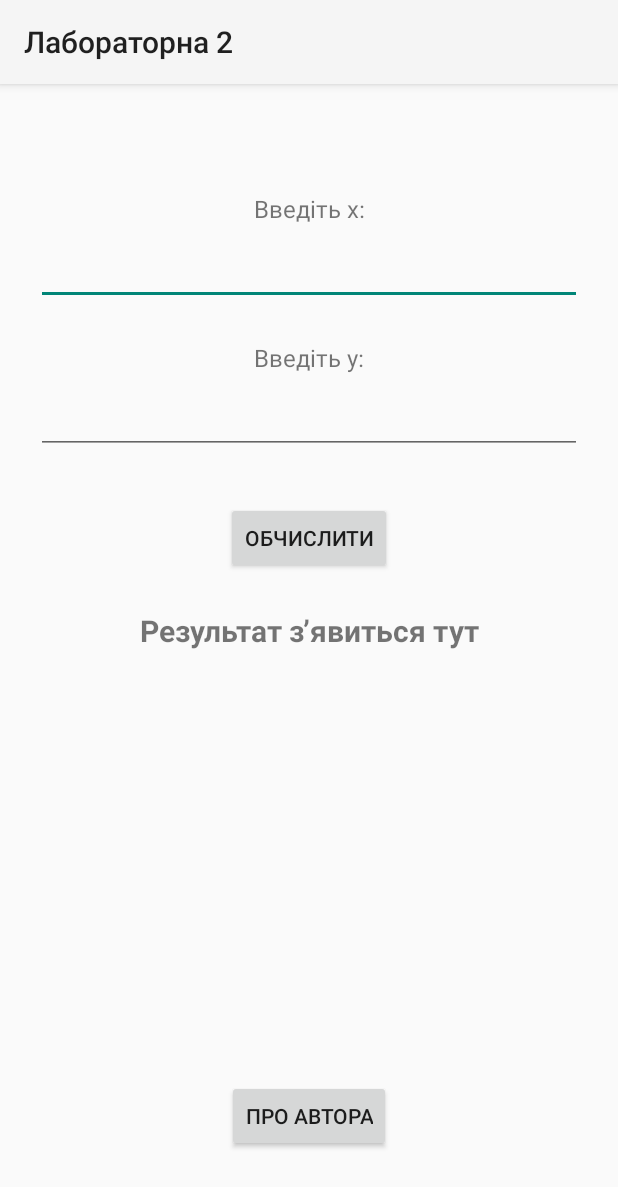
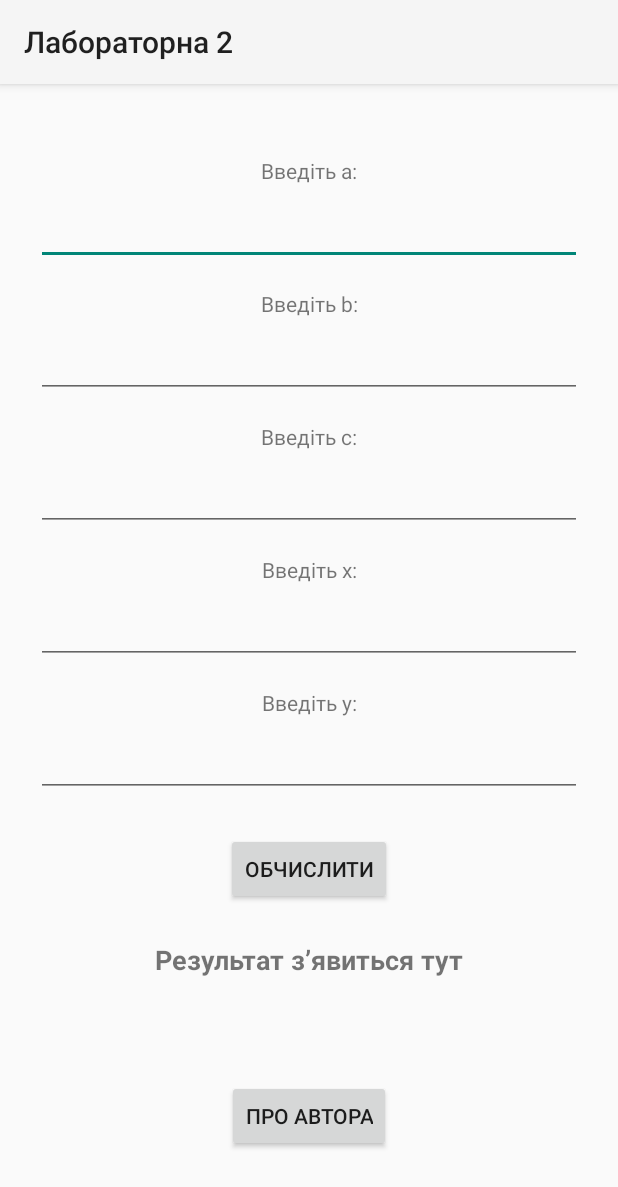
Before and after one commit to roman50021/NTU-Android-Studio, an Android app: the LR2Activity screen opened directly, with no data from a screen before it, after a tap on "ОБЧИСЛИТИ", on a phone screen of 412 x 824 dp. Shown: the top 1187 px of the screen. Run offline under Robolectric (Android 15) with nearby library versions, the phone set to English and light mode, and no system bars; libraries missing offline, so code that uses them is left out: com.example.lr1.

Commit message:
LR 2 fix

```diff
--- a/app/src/main/java/com/example/lr2/LR2Activity.java
+++ b/app/src/main/java/com/example/lr2/LR2Activity.java
@@ -14,20 +14,18 @@ import com.example.lr1.R;
 
 public class LR2Activity extends AppCompatActivity {
 
-    private EditText inputX, inputY;
+    private EditText inputA, inputB, inputC, inputX, inputY;
     private TextView resultText;
     private Button calculateButton, authorButton;
-
-    // Константи
-    private final double a = 5.0;
-    private final double b = 2.0;
-    private final double c = 1.0;
 
     @Override
     protected void onCreate(Bundle savedInstanceState) {
         super.onCreate(savedInstanceState);
         setContentView(R.layout.lr2);
 
+        inputA = findViewById(R.id.inputA);
+        inputB = findViewById(R.id.inputB);
+        inputC = findViewById(R.id.inputC);
         inputX = findViewById(R.id.inputX);
         inputY = findViewById(R.id.inputY);
         resultText = findViewById(R.id.resultText);
@@ -51,41 +49,39 @@ public class LR2Activity extends AppCompatActivity {
 
     private void calculateExpression() {
         try {
-            String xStr = inputX.getText().toString().trim();
-            String yStr = inputY.getText().toString().trim();
+            double a = Double.parseDouble(inputA.getText().toString().trim());
+            double b = Double.parseDouble(inputB.getText().toString().trim());
+            double c = Double.parseDouble(inputC.getText().toString().trim());
+            double x = Double.parseDouble(inputX.getText().toString().trim());
+            double y = Double.parseDouble(inputY.getText().toString().trim());
 
-            if (xStr.isEmpty() || yStr.isEmpty()) {
-                Toast.makeText(this, "Будь ласка, введіть X та Y", Toast.LENGTH_SHORT).show();
+            double sqrt1 = b - c;
+            double sqrt2 = a - b + c;
+
+            if (sqrt1 < 0 || sqrt2 < 0) {
+                resultText.setText("\u274C Підкореневий вираз < 0");
                 return;
             }
 
-            double x = Double.parseDouble(xStr);
-            double y = Double.parseDouble(yStr);
-
-            if ((b - c) < 0 || (a - b + c) < 0) {
-                resultText.setText("❌ Підкореневий вираз < 0");
-                return;
-            }
-
-            double numerator = Math.pow(Math.tan(y), 3) + Math.pow(Math.sin(x), 5) * Math.sqrt(b - c);
-            double denominator = Math.sqrt(a - b + c);
+            double numerator = Math.pow(Math.tan(y), 3) + Math.pow(Math.sin(x), 5) * Math.sqrt(sqrt1);
+            double denominator = Math.sqrt(sqrt2);
             double result = numerator / denominator;
 
             if (Double.isNaN(result) || Double.isInfinite(result)) {
-                resultText.setText("❌ Обчислення дало некоректний результат (NaN або ∞)");
+                resultText.setText("\u274C Результат невалідний (NaN або \u221E)");
             } else {
                 resultText.setText(String.format("U = %.3f", result));
             }
 
-        } catch (Exception e) {
-            Toast.makeText(this, "Помилка при обчисленні", Toast.LENGTH_LONG).show();
+        } catch (NumberFormatException e) {
+            Toast.makeText(this, "\u2757 Введіть усі значення коректно", Toast.LENGTH_SHORT).show();
         }
     }
 
     private void showAuthorInfo() {
         AlertDialog.Builder builder = new AlertDialog.Builder(this);
         builder.setTitle("Інформація про автора");
-        builder.setMessage("👨‍💻 Федько Роман Вадимович\n📚 Факультет: ФІОТ\n📖 Курс: 4, Група: ПІ-4-1\n🎯 Мета: Отримати глибокі знання з мобільної розробки");
+        builder.setMessage("\uD83D\uDC68\u200D\uD83D\uDCBB Федько Роман Вадимович\n\uD83D\uDCDA Факультет: ФІОТ\n\uD83D\uDCD6 Курс: 4, Група: ПІ-4-1\n\uD83C\uDFC6 Мета: Отримати глибокі знання з мобільної розробки");
         builder.setPositiveButton("OK", null);
         builder.show();
     }
--- a/app/src/main/res/layout/lr2.xml
+++ b/app/src/main/res/layout/lr2.xml
@@ -7,14 +7,77 @@
     android:padding="24dp"
     tools:context=".lr2.LR2Activity">
 
+    <!-- Поля для a -->
+    <TextView
+        android:id="@+id/labelA"
+        android:layout_width="wrap_content"
+        android:layout_height="wrap_content"
+        android:text="Введіть a:"
+        app:layout_constraintTop_toTopOf="parent"
+        android:layout_marginTop="24dp"
+        app:layout_constraintStart_toStartOf="parent"
+        app:layout_constraintEnd_toEndOf="parent" />
+
+    <EditText
+        android:id="@+id/inputA"
+        android:layout_width="0dp"
+        android:layout_height="wrap_content"
+        android:inputType="numberDecimal"
+        app:layout_constraintTop_toBottomOf="@id/labelA"
+        android:layout_marginTop="8dp"
+        app:layout_constraintStart_toStartOf="parent"
+        app:layout_constraintEnd_toEndOf="parent" />
+
+    <!-- Поля для b -->
+    <TextView
+        android:id="@+id/labelB"
+        android:layout_width="wrap_content"
+        android:layout_height="wrap_content"
+        android:text="Введіть b:"
+        app:layout_constraintTop_toBottomOf="@id/inputA"
+        android:layout_marginTop="16dp"
+        app:layout_constraintStart_toStartOf="parent"
+        app:layout_constraintEnd_toEndOf="parent" />
+
+    <EditText
+        android:id="@+id/inputB"
+        android:layout_width="0dp"
+        android:layout_height="wrap_content"
+        android:inputType="numberDecimal"
+        app:layout_constraintTop_toBottomOf="@id/labelB"
+        android:layout_marginTop="8dp"
+        app:layout_constraintStart_toStartOf="parent"
+        app:layout_constraintEnd_toEndOf="parent" />
+
+    <!-- Поля для c -->
+    <TextView
+        android:id="@+id/labelC"
+        android:layout_width="wrap_content"
+        android:layout_height="wrap_content"
+        android:text="Введіть c:"
+        app:layout_constraintTop_toBottomOf="@id/inputB"
+        android:layout_marginTop="16dp"
+        app:layout_constraintStart_toStartOf="parent"
+        app:layout_constraintEnd_toEndOf="parent" />
+
+    <EditText
+        android:id="@+id/inputC"
+        android:layout_width="0dp"
+        android:layout_height="wrap_content"
+        android:inputType="numberDecimal"
+        app:layout_constraintTop_toBottomOf="@id/labelC"
+        android:layout_marginTop="8dp"
+        app:layout_constraintStart_toStartOf="parent"
+        app:layout_constraintEnd_toEndOf="parent" />
+
+    <!-- Поля для x -->
     <TextView
         android:id="@+id/labelX"
         android:layout_width="wrap_content"
         android:layout_height="wrap_content"
         android:text="Введіть x:"
-        android:textSize="16sp"
-        app:layout_constraintTop_toTopOf="parent"
-        android:layout_marginTop="48dp"
+        app:layout_constraintTop_toBottomOf="@id/inputC"
+        android:layout_marginTop="16dp"
         app:layout_constraintStart_toStartOf="parent"
         app:layout_constraintEnd_toEndOf="parent" />
 
@@ -28,14 +91,14 @@
         app:layout_constraintStart_toStartOf="parent"
         app:layout_constraintEnd_toEndOf="parent" />
 
+    <!-- Поля для y -->
     <TextView
         android:id="@+id/labelY"
         android:layout_width="wrap_content"
         android:layout_height="wrap_content"
         android:text="Введіть y:"
-        android:textSize="16sp"
         app:layout_constraintTop_toBottomOf="@id/inputX"
-        android:layout_marginTop="24dp"
+        android:layout_marginTop="16dp"
         app:layout_constraintStart_toStartOf="parent"
         app:layout_constraintEnd_toEndOf="parent" />
 
@@ -49,28 +112,31 @@
         app:layout_constraintStart_toStartOf="parent"
         app:layout_constraintEnd_toEndOf="parent" />
 
+    <!-- Кнопка обчислення -->
     <Button
         android:id="@+id/calculateButton"
         android:layout_width="wrap_content"
         android:layout_height="wrap_content"
         android:text="Обчислити"
-        android:layout_marginTop="32dp"
+        android:layout_marginTop="24dp"
         app:layout_constraintTop_toBottomOf="@id/inputY"
         app:layout_constraintStart_toStartOf="parent"
         app:layout_constraintEnd_toEndOf="parent" />
 
+    <!-- Вивід результату -->
     <TextView
         android:id="@+id/resultText"
         android:layout_width="wrap_content"
         android:layout_height="wrap_content"
         android:text="Результат зʼявиться тут"
-        android:textSize="20sp"
+        android:textSize="18sp"
         android:textStyle="bold"
         android:layout_marginTop="24dp"
         app:layout_constraintTop_toBottomOf="@id/calculateButton"
         app:layout_constraintStart_toStartOf="parent"
         app:layout_constraintEnd_toEndOf="parent" />
 
+    <!-- Кнопка автора -->
     <Button
         android:id="@+id/authorButton"
         android:layout_width="wrap_content"
```
